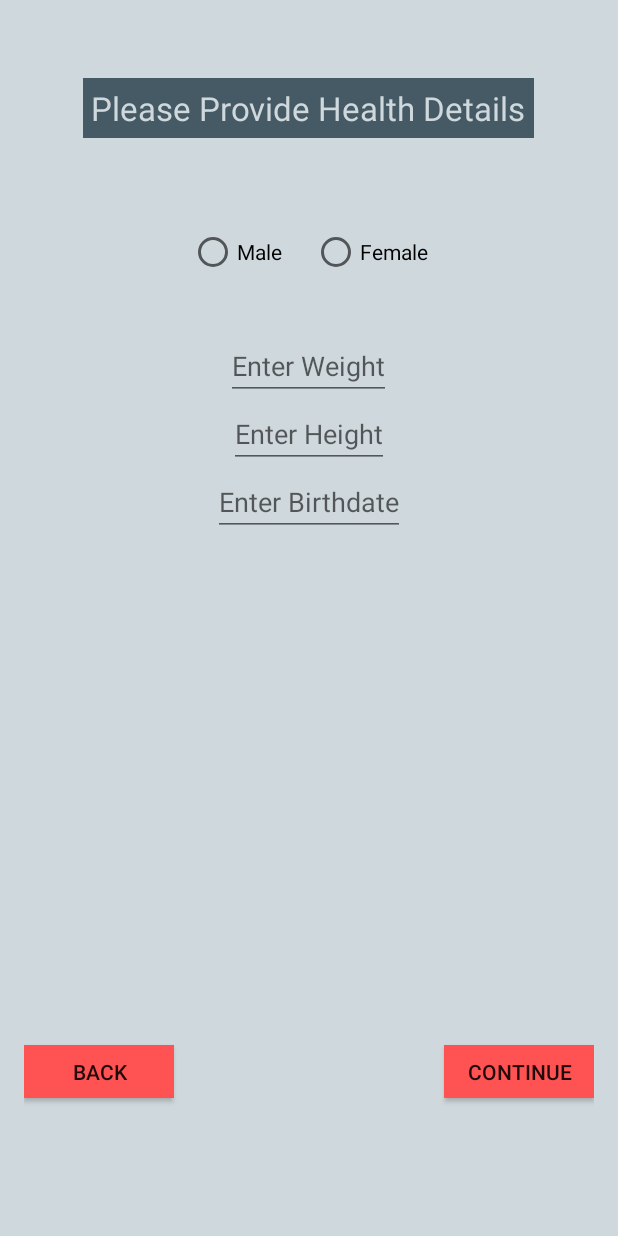
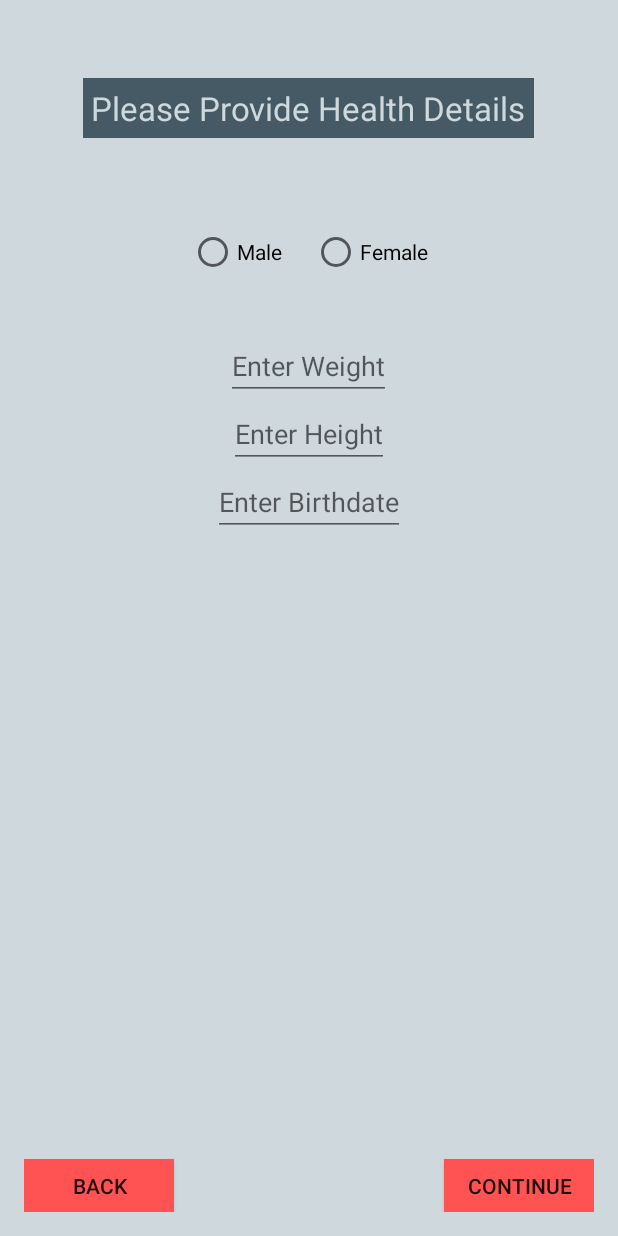
Before and after one commit to benviss/epic-android-fitnessapp, an Android app: the SignUpActivity screen opened directly, with no data from a screen before it, after a tap on "CONTINUE", on a phone screen of 412 x 824 dp. Run offline under Robolectric (Android 15) with nearby library versions, the phone set to English and light mode, and no system bars; our stand-ins replace ButterKnife.

```diff
--- a/app/src/main/java/com/fitapp/vizo/fitnessapp/User.java
+++ b/app/src/main/java/com/fitapp/vizo/fitnessapp/User.java
@@ -1,9 +1,11 @@
 package com.fitapp.vizo.fitnessapp;
+
+import java.io.Serializable;
 
 /**
  * Created by Guest on 11/18/16.
  */
-public class User {
+public class User implements Serializable {
     private String firstName;
     private String lastName;
     private String username;
--- a/app/src/main/res/layout/activity_sign_up.xml
+++ b/app/src/main/res/layout/activity_sign_up.xml
@@ -38,7 +38,8 @@
             android:hint="Target Weight(If Applicable)"
             android:layout_marginTop="78dp"
             android:layout_below="@+id/radioGroup"
-            android:layout_centerHorizontal="true" />
+            android:layout_centerHorizontal="true"
+            android:inputType="number" />
 
         <RadioGroup
             android:layout_width="wrap_content"
@@ -133,10 +134,10 @@
             android:layout_height="wrap_content"
             android:id="@+id/userWeightInput"
             android:hint="Enter Weight"
-            android:inputType="number"
             android:layout_below="@+id/viewTitleHealth"
             android:layout_centerHorizontal="true"
-            android:layout_marginTop="129dp" />
+            android:layout_marginTop="129dp"
+            android:inputType="number" />
 
         <EditText
             android:layout_width="wrap_content"
@@ -156,7 +157,7 @@
             android:background="@color/colorAccent"
             android:minWidth="100dp"
             android:onClick="onClickBack"
-            android:layout_alignTop="@+id/continueButton2"
+            android:layout_alignParentBottom="true"
             android:layout_alignParentLeft="true"
             android:layout_alignParentStart="true" />
 
@@ -168,11 +169,10 @@
             android:id="@+id/continueButton2"
             android:background="@color/colorAccent"
             android:minWidth="100dp"
+            android:onClick="onClickContinue"
             android:layout_alignParentBottom="true"
             android:layout_alignParentRight="true"
-            android:layout_alignParentEnd="true"
-            android:layout_marginBottom="76dp"
-            android:onClick="onClickContinue" />
+            android:layout_alignParentEnd="true" />
 
         <LinearLayout
             android:orientation="horizontal"
```
Also changed, not shown: app/src/main/java/com/fitapp/vizo/fitnessapp/SignUpActivity.java (+32 -16 lines).
